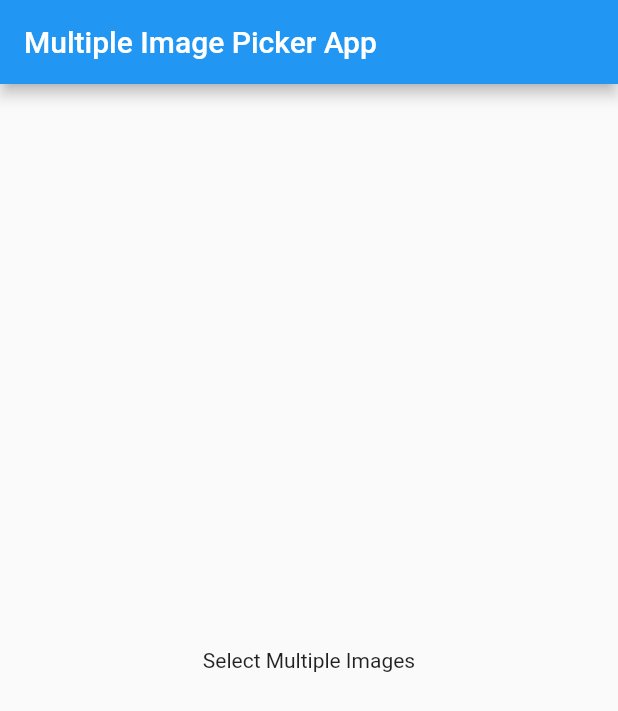
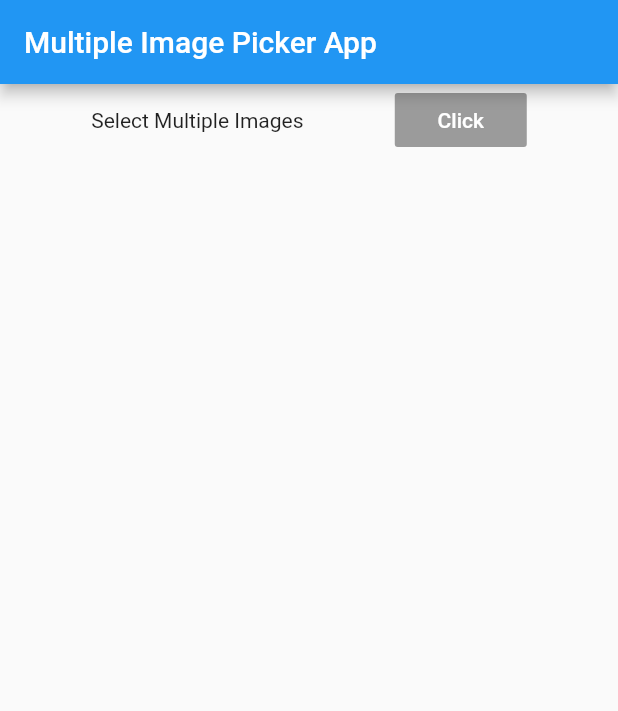
Before and after one commit to Fatimazza/hello_fluter, a Flutter app: the screen it shows after launch, on a phone screen of 412 x 824 dp. Shown: the top 711 px of the screen. Run offline on Flutter 3.47's test engine with Material 2 defaults, Android fonts, the phone set to English and light mode, and no system bars.

Commit message:
Pick Images - Add Layout Picker

```diff
--- a/lib/main.dart
+++ b/lib/main.dart
@@ -17,8 +17,23 @@ class _MyAppState extends State<MyApp> {
         appBar: new AppBar(
           title: const Text('Multiple Image Picker App'),
         ),
-        body: new Center(
-          child: new Text('Select Multiple Images'),
+        body: Column(
+          children: <Widget>[
+            Row(
+              mainAxisAlignment: MainAxisAlignment.spaceEvenly,
+              children: <Widget>[
+                Text('Select Multiple Images'),
+                RaisedButton(
+                    child: Text(
+                      'Click',
+                      style: TextStyle(color: Colors.white
+                      ),
+                    ),
+                    color: Colors.blue,
+                    onPressed: null)
+              ],
+            )
+          ],
         ),
       ),
     );
```
